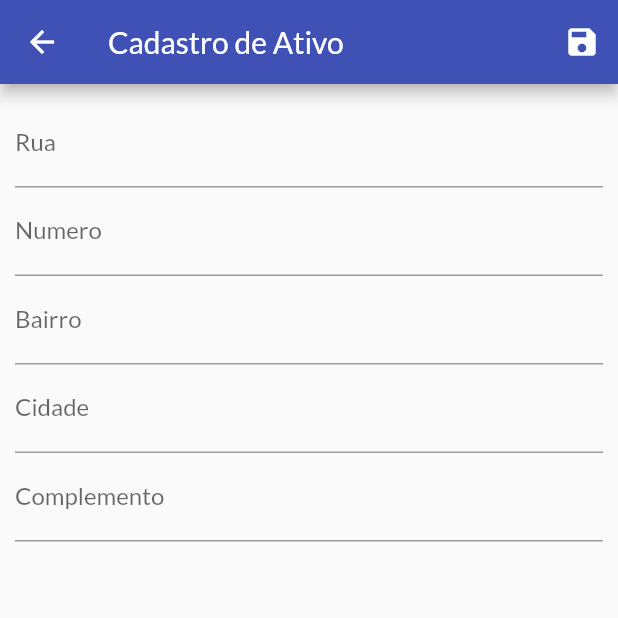
After one commit to avelar42/SAGOS_FLUTTER, a Flutter app: the AssetFormScreen screen opened by its route, on a phone screen of 412 x 824 dp, the top half of it. The commit adds this screen. Run offline on Flutter 3.47's test engine with Material 2 defaults, Android fonts, the phone set to English and light mode, and no system bars; our stand-ins replace mask_text_input_formatter.

Commit message:
Asset form creation

```diff
--- a/lib/main.dart
+++ b/lib/main.dart
@@ -4,6 +4,7 @@ import 'package:sagos_mobile/utils/app_routes.dart';
 import 'package:sagos_mobile/view_models/customer_view_model.dart';
 import 'package:sagos_mobile/views/address_screen.dart';
 import 'package:sagos_mobile/views/asset_screen.dart';
+import 'package:sagos_mobile/views/assetform_screen.dart';
 import 'package:sagos_mobile/views/customerform_screen.dart';
 import 'package:sagos_mobile/views/customerformedit_screen.dart';
 import 'package:sagos_mobile/views/customers_screen.dart';
@@ -42,7 +43,8 @@ class MyApp extends StatelessWidget {
             AppRoutes.CUSTOMER_FORM: (context) => CustomerFormScreen(),
             AppRoutes.CUSTOMER_FORM_EDIT: (context) => CustomerFormEditScreen(),
             AppRoutes.CUSTOMER_ASSETS: (context) => AssetsScreen(),
-            AppRoutes.CUSTOMER_ADDRESS: (context) => AddressScreen()
+            AppRoutes.CUSTOMER_ADDRESS: (context) => AddressScreen(),
+            AppRoutes.CUSTOMER_ASSET_FORM: (context) => AssetFormScreen()
           },
           debugShowCheckedModeBanner: false,
         ));
--- a/lib/utils/app_routes.dart
+++ b/lib/utils/app_routes.dart
@@ -5,6 +5,7 @@ class AppRoutes {
   static const CUSTOMER_FORM_EDIT = '/customerformedit';
   static const CUSTOMER_ASSETS = '/customerassets';
   static const CUSTOMER_ADDRESS = '/customeraddress';
+  static const CUSTOMER_ASSET_FORM = '/customerassetform';
   //static const ORDERS = '/orders';
   //static const PRODUCTS = '/products';
   //static const PRODUCT_FORM = '/product-form';
--- /dev/null
+++ b/lib/views/assetform_screen.dart
@@ -0,0 +1,45 @@
+import 'package:flutter/material.dart';
+
+class AssetFormScreen extends StatefulWidget {
+  const AssetFormScreen({Key? key}) : super(key: key);
+
+  @override
+  _AssetFormScreenState createState() => _AssetFormScreenState();
+}
+
+class _AssetFormScreenState extends State<AssetFormScreen> {
+  final _formKey = GlobalKey<FormState>();
+  @override
+  Widget build(BuildContext context) {
+    return Scaffold(
+      appBar: AppBar(
+        title: Text('Cadastro de Ativo'),
+        actions: [IconButton(onPressed: () {}, icon: Icon(Icons.save))],
+      ),
+      body: Padding(
+        padding: const EdgeInsets.all(10),
+        child: Form(
+            key: _formKey,
+            child: ListView(
+              children: [
+                TextFormField(
+                  decoration: InputDecoration(label: Text('Rua')),
+                ),
+                TextFormField(
+                  decoration: InputDecoration(label: Text('Numero')),
+                ),
+                TextFormField(
+                  decoration: InputDecoration(label: Text('Bairro')),
+                ),
+                TextFormField(
+                  decoration: InputDecoration(label: Text('Cidade')),
+                ),
+                TextFormField(
+                  decoration: InputDecoration(label: Text('Complemento')),
+                ),
+              ],
+            )),
+      ),
+    );
+  }
+}
```
Also changed, not shown: lib/views/asset_screen.dart (+25 -2 lines), lib/views/customerformedit_screen.dart (+9 -3 lines).
